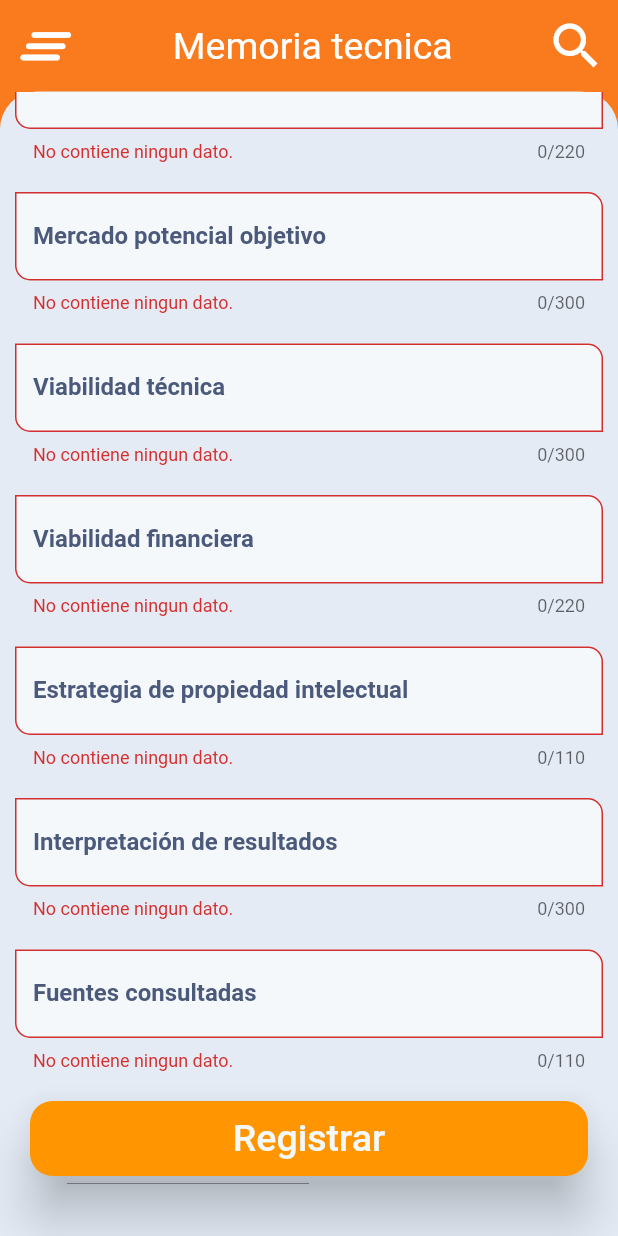
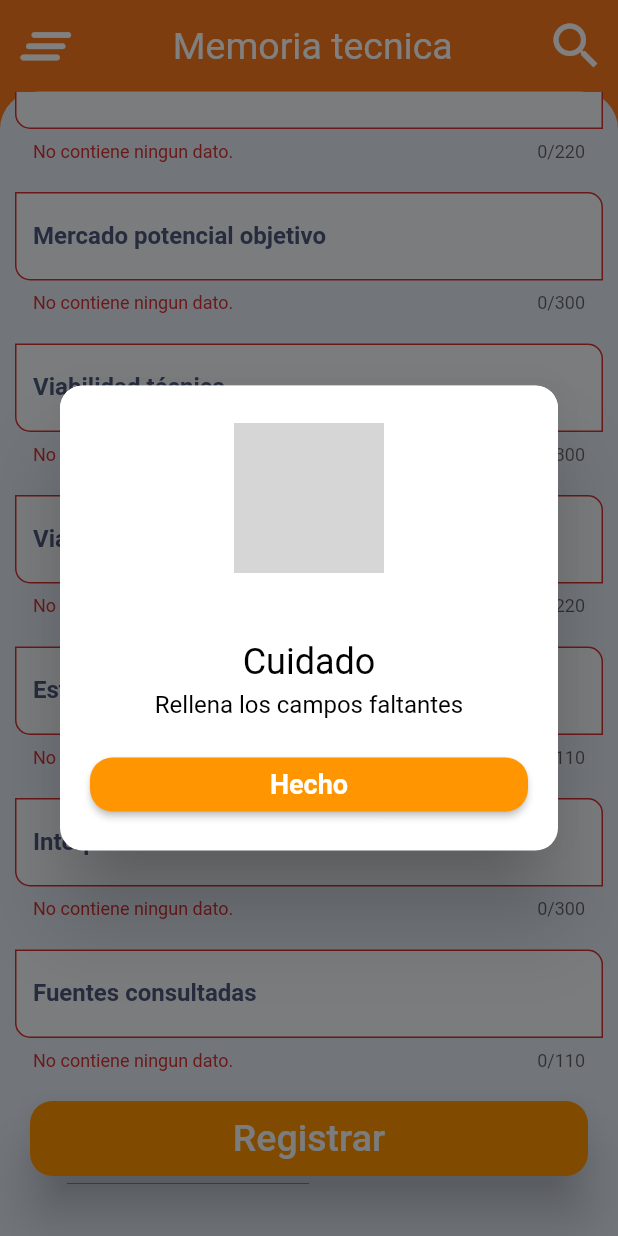
Before and after one commit to NueveSeis/innovaITO_regional, a Flutter app: the MemoriaTecnicaScreen screen opened by its route, scrolled down 488 dp, after a tap on "Registrar", on a phone screen of 412 x 824 dp. Run offline on Flutter 3.47's test engine with Material 2 defaults, Android fonts, the phone set to English and light mode, and no system bars; our stand-ins replace flutter_riverpod, go_router, pdf, quickalert; missing offline and left inert: bcrypt, dbcrypt, flutter_barcode_scanner, flutter_summernote, html_editor_enhanced, mailer; grey boxes are pictures that could not be loaded.

Commit message:
Memoria Tecnica listo.

```diff
--- a/lib/helpers/helpers.dart
+++ b/lib/helpers/helpers.dart
@@ -1,6 +1,5 @@
-
-
 export 'package:innova_ito/helpers/encriptadoBcrypt.dart';
 export 'package:innova_ito/helpers/generar.dart';
 export 'package:innova_ito/helpers/correo.dart';
 export 'package:innova_ito/helpers/regexUtil.dart';
+export 'package:innova_ito/helpers/pdf.dart';
--- a/lib/screens/memoria_tecnica_screen.dart
+++ b/lib/screens/memoria_tecnica_screen.dart
@@ -9,9 +9,15 @@ import 'package:innova_ito/ui/input_decorations.dart';
 import 'package:innova_ito/widgets/widgets.dart';
 import 'package:http/http.dart' as http;
 
+import 'package:path_provider/path_provider.dart';
+
 import 'package:flutter/services.dart';
 import 'package:quickalert/widgets/quickalert_dialog.dart';
 import 'package:quickalert/quickalert.dart';
+
+import 'dart:io';
+
+import 'package:pdf/widgets.dart' as pw;
 
 class MemoriaTecnicaScreen extends StatefulWidget {
   static const String name = 'memoria_tecnica';
@@ -50,6 +56,13 @@ class _MemoriaTecnicaScreenState extends State<MemoriaTecnicaScreen> {
       'Interpretacion_resultados': cInterpretacionR.text,
       'Fuentes_consultadas': cFuentesC.text,
     });
+    QuickAlert.show(
+      context: context,
+      type: QuickAlertType.success,
+      title: 'Registrado correctamente',
+      confirmBtnText: 'Hecho',
+      confirmBtnColor: AppTema.pizazz,
+    );
   }
 
   @override
@@ -75,6 +88,7 @@ class _MemoriaTecnicaScreenState extends State<MemoriaTecnicaScreen> {
                   children: [
                     const SizedBox(height: 20),
                     TextFormField(
+                      autovalidateMode: AutovalidateMode.onUserInteraction,
                       controller: cProblematica,
                       maxLength: 300,
                       maxLines: null,
@@ -96,6 +110,7 @@ class _MemoriaTecnicaScreenState extends State<MemoriaTecnicaScreen> {
                     ),
                     const SizedBox(height: 20),
                     TextFormField(
+                      autovalidateMode: AutovalidateMode.onUserInteraction,
                       controller: cEstadoArte,
                       maxLength: 220,
                       maxLines: null,
@@ -117,6 +132,7 @@ class _MemoriaTecnicaScreenState extends State<MemoriaTecnicaScreen> {
                     ),
                     const SizedBox(height: 20),
                     TextFormField(
+                      autovalidateMode: AutovalidateMode.onUserInteraction,
                       controller: cInnovacion,
                       maxLength: 220,
                       maxLines: null,
@@ -137,6 +153,7 @@ class _MemoriaTecnicaScreenState extends State<MemoriaTecnicaScreen> {
                     ),
                     const SizedBox(height: 20),
                     TextFormField(
+                      autovalidateMode: AutovalidateMode.onUserInteraction,
                       controller: cPropuestaValor,
                       maxLength: 220,
                       maxLines: null,
@@ -160,6 +177,7 @@ class _MemoriaTecnicaScreenState extends State<MemoriaTecnicaScreen> {
                     ),
                     const SizedBox(height: 20),
                     TextFormField(
+                      autovalidateMode: AutovalidateMode.onUserInteraction,
                       controller: cMercadoP,
                       maxLength: 300,
                       maxLines: null,
@@ -180,6 +198,7 @@ class _MemoriaTecnicaScreenState extends State<MemoriaTecnicaScreen> {
                     ),
                     const SizedBox(height: 20),
                     TextFormField(
+                      autovalidateMode: AutovalidateMode.onUserInteraction,
                       controller: cViabilidadT,
                       maxLength: 300,
                       maxLines: null,
@@ -200,6 +219,7 @@ class _MemoriaTecnicaScreenState extends State<MemoriaTecnicaScreen> {
                     ),
                     const SizedBox(height: 20),
                     TextFormField(
+                      autovalidateMode: AutovalidateMode.onUserInteraction,
                       controller: cViabilidadF,
                       maxLength: 220,
                       maxLines: null,
@@ -220,6 +240,7 @@ class _MemoriaTecnicaScreenState extends State<MemoriaTecnicaScreen> {
                     ),
                     const SizedBox(height: 20),
                     TextFormField(
+                      autovalidateMode: AutovalidateMode.onUserInteraction,
                       controller: cPropiedadI,
                       maxLength: 110,
                       maxLines: null,
@@ -241,6 +262,7 @@ class _MemoriaTecnicaScreenState extends State<MemoriaTecnicaScreen> {
                     ),
                     const SizedBox(height: 20),
                     TextFormField(
+                      autovalidateMode: AutovalidateMode.onUserInteraction,
                       controller: cInterpretacionR,
                       maxLength: 300,
                       maxLines: null,
@@ -261,6 +283,7 @@ class _MemoriaTecnicaScreenState extends State<MemoriaTecnicaScreen> {
                     ),
                     const SizedBox(height: 20),
                     TextFormField(
+                      autovalidateMode: AutovalidateMode.onUserInteraction,
                       controller: cFuentesC,
                       maxLength: 110,
                       maxLines: null,
@@ -299,13 +322,14 @@ class _MemoriaTecnicaScreenState extends State<MemoriaTecnicaScreen> {
 
                               // print(contrasena);
                             } else {
-                              // QuickAlert.show(
-                              //   context: context,
-                              //   type: QuickAlertType.error,
-                              //   title: 'Usuario existente',
-                              //   confirmBtnText: 'Hecho',
-                              //   confirmBtnColor: AppTema.pizazz,
-                              // );
+                              QuickAlert.show(
+                                context: context,
+                                type: QuickAlertType.warning,
+                                title: 'Cuidado',
+                                text: 'Rellena los campos faltantes',
+                                confirmBtnText: 'Hecho',
+                                confirmBtnColor: AppTema.pizazz,
+                              );
                             }
                           });
                         },
@@ -319,5 +343,3 @@ class _MemoriaTecnicaScreenState extends State<MemoriaTecnicaScreen> {
     );
   }
 }
-
-class QuickAlertType {}
--- a/pubspec.yaml
+++ b/pubspec.yaml
@@ -50,6 +50,7 @@ dependencies:
   flutter_summernote: ^1.1.1
   html_editor_enhanced: ^2.5.1
   pdf: ^3.10.4
+  path_provider: ^2.0.15
 
 
 
```
Also changed, not shown: lib/helpers/pdf.dart (added, +22 -0 lines), pubspec.lock, 1 other file.
